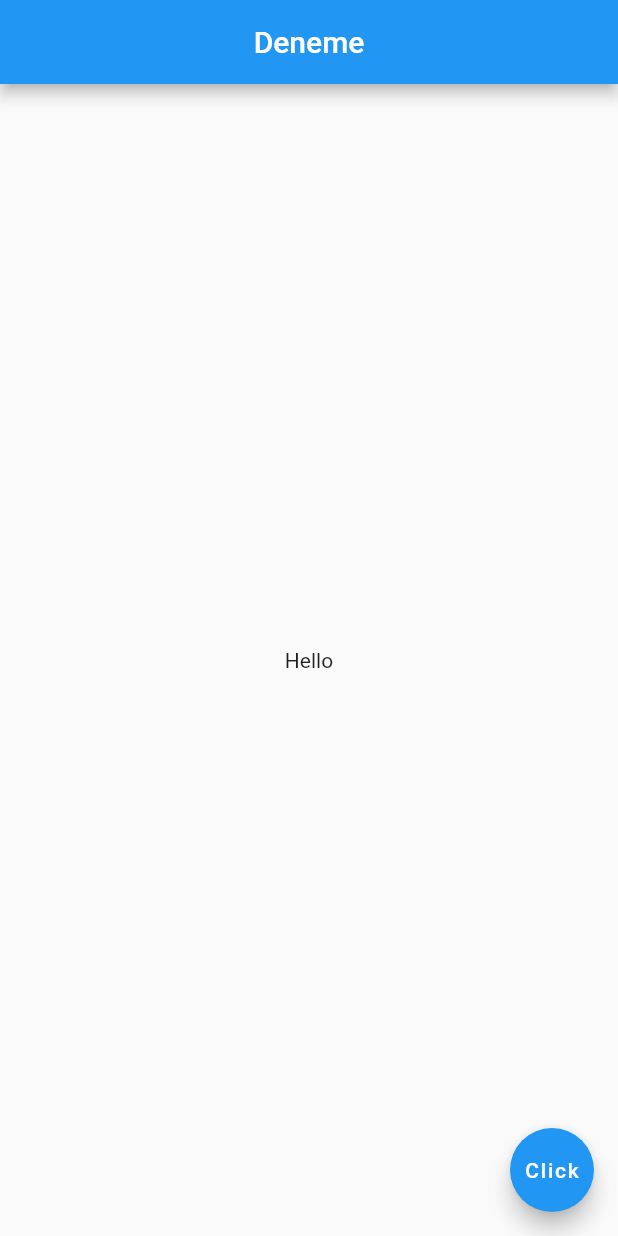
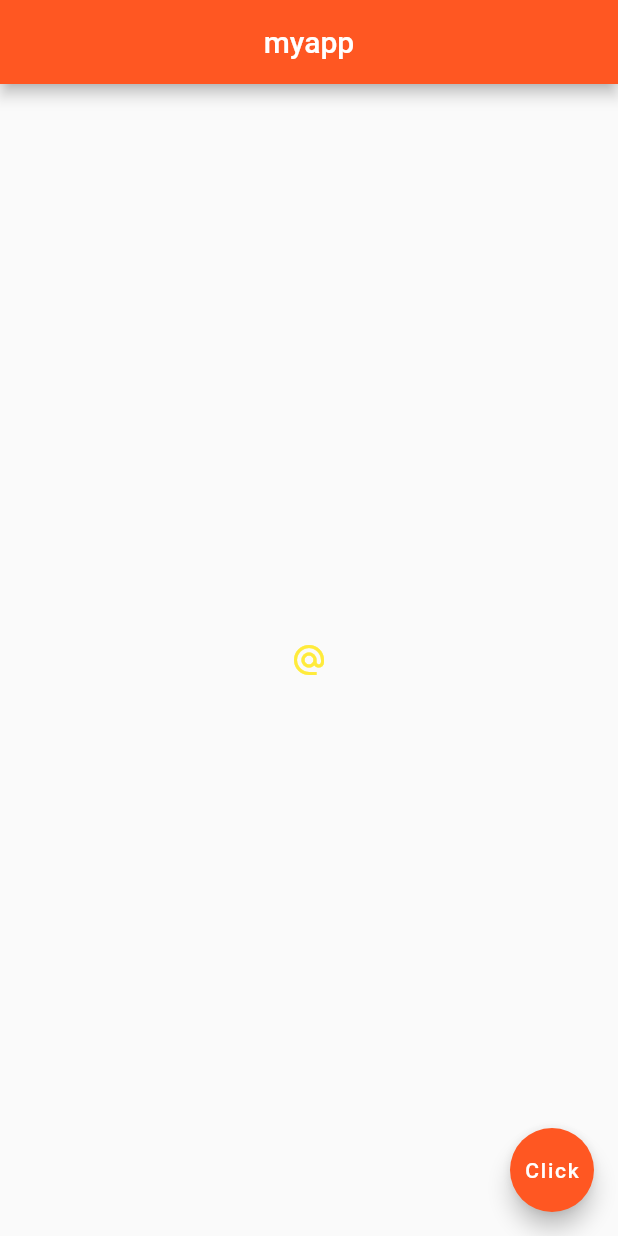
Before and after one commit to flakysob/firstFlutterProject_myapp, a Flutter app: the screen it shows after launch, on a phone screen of 412 x 824 dp. Run offline on Flutter 3.47's test engine with Material 2 defaults, Android fonts, the phone set to English and light mode, and no system bars.

Commit message:
End of the Chapter 9

```diff
--- a/lib/main.dart
+++ b/lib/main.dart
@@ -1,19 +1,77 @@
 import 'package:flutter/material.dart';
 
-import 'package:flutter/material.dart';
 
 void main() =>  runApp(MaterialApp(
-    home: Scaffold(
+    home: Home()
+));
+
+class Home extends StatelessWidget {
+  @override
+  Widget build(BuildContext context) {
+    return Scaffold(
       appBar: AppBar(
-        title: Text("Deneme"),
+        title: Text("myapp"),
         centerTitle: true,
+        backgroundColor: Colors.deepOrange,
       ),
       body: Center(
-        child: Text("Hello"),
+        child: IconButton(
+          onPressed: () {
+            print("Hello World!");
+          },
+          icon: Icon(Icons.alternate_email),
+          color: Colors.yellow,
+
+        ),
       ),
       floatingActionButton: FloatingActionButton(
         onPressed: () {},
         child: Text("Click"),
+        backgroundColor: Colors.deepOrange,
       ),
-      ),
-));
+    );
+  }
+}
+
+
+
+
+
+
+
+
+
+
+// body: Center(
+// child: Icon(
+// Icons.access_time,
+// color: Colors.red,
+// size: 100.0,
+// shadows: [
+// BoxShadow(
+// color: Colors.black.withOpacity(0.5),
+// offset: Offset(4.0, 2.0),
+// blurRadius: 4.0,
+// ),
+// ],
+// ),
+// ),
+
+
+// ElevatedButton(
+// onPressed: () {
+// print('You clicked the ElevatedButton');
+// },
+// child: Text('Click the Button'),
+// style: ButtonStyle(
+// backgroundColor: MaterialStateProperty.all<Color>(Colors.red),
+// ),
+// ),
+
+//
+// TextButton.icon(
+// onPressed: () {},
+// icon: Icon(Icons.mail),
+// label: Text("Mail me"),
+// ),
+// ),
```
Also changed, not shown: pubspec.yaml (+10 -11 lines), assets/1.jpg (added), assets/2.jpg (added), fonts/DancingScript/DancingScript-Bold.ttf (added), fonts/DancingScript/DancingScript-Medium.ttf (added), fonts/DancingScript/DancingScript-Regular.ttf (added), fonts/DancingScript/DancingScript-SemiBold.ttf (added), fonts/DancingScript/DancingScript-VariableFont_wght.ttf (added), 1 other file.
